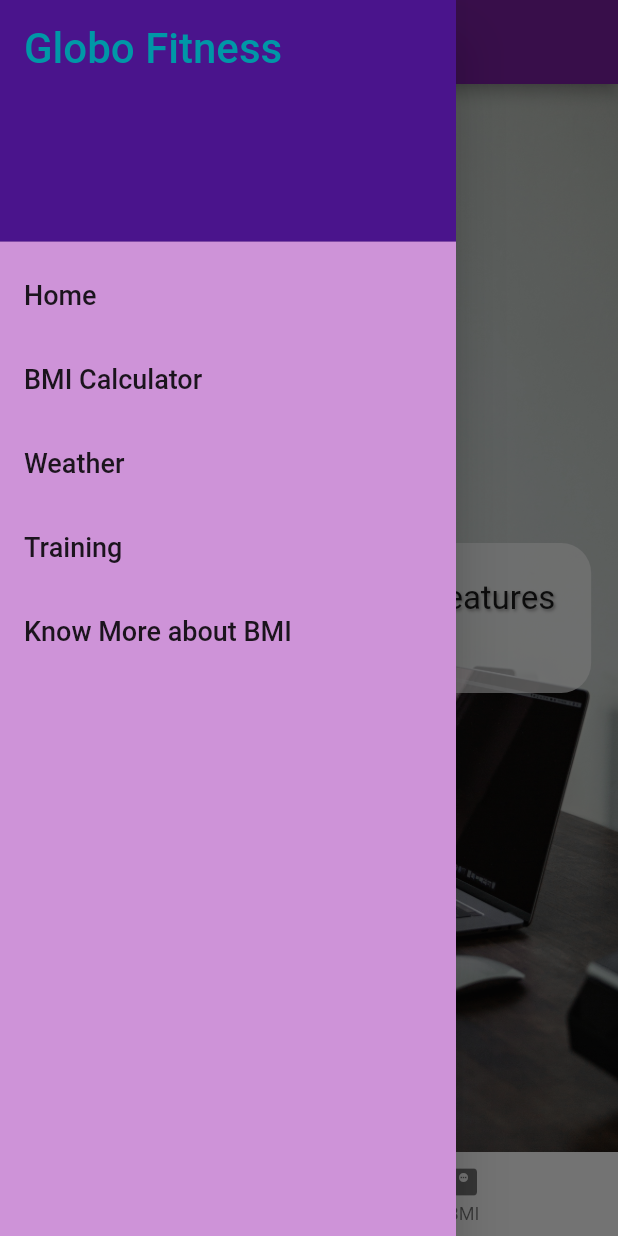
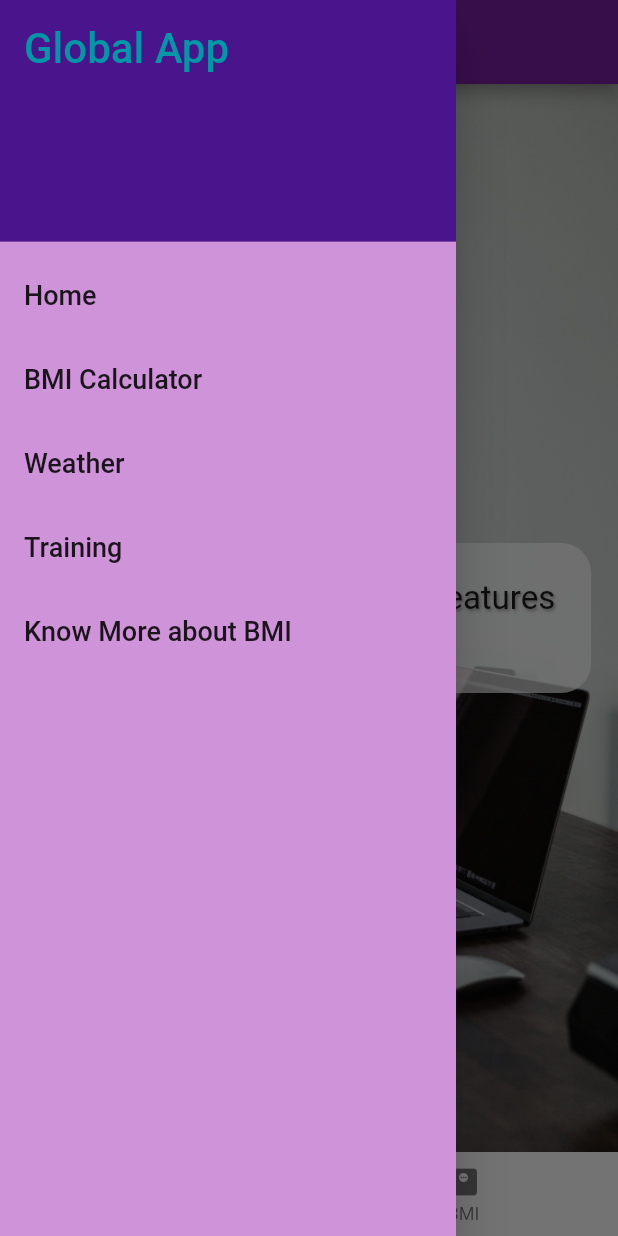
Before and after one commit to spyingcoder/GlobalAppFlutter, a Flutter app: the screen it shows after launch, with the side drawer open, on a phone screen of 412 x 824 dp. Run offline on Flutter 3.47's test engine with Material 2 defaults, Android fonts, the phone set to English and light mode, and no system bars; our stand-ins replace shared_preferences.

Commit message:
name changed in drawer

```diff
--- a/lib/shared/menu_drawer.dart
+++ b/lib/shared/menu_drawer.dart
@@ -30,7 +30,7 @@ class MenuDrawer extends StatelessWidget {
       DrawerHeader(
         decoration: BoxDecoration(color: Colors.purple[900]),
         child: Text(
-          'Globo Fitness',
+          'Global App',
           style: TextStyle(
             color: Colors.cyan[700],
             fontSize: 28,
```
